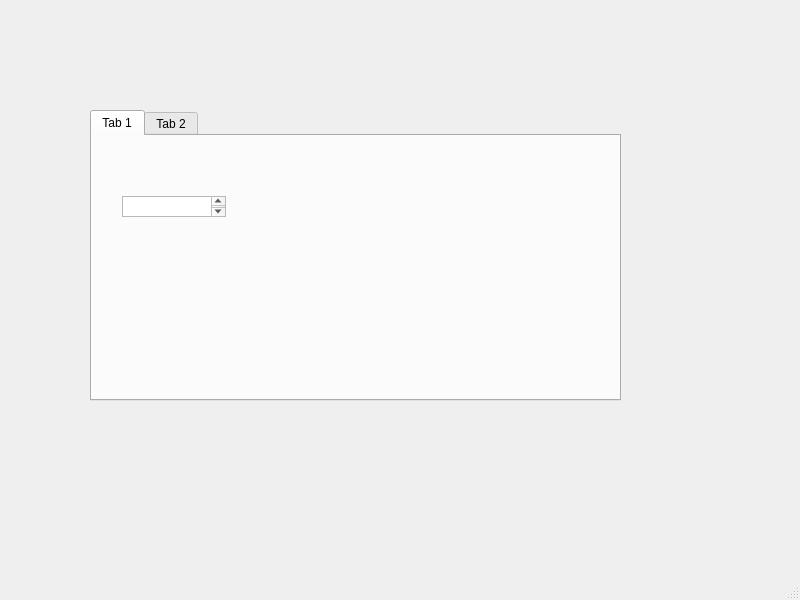
Above: cpp/8H82600/mainwindow.ui from huayunfly/goiot before the change. Below: the same form after it.
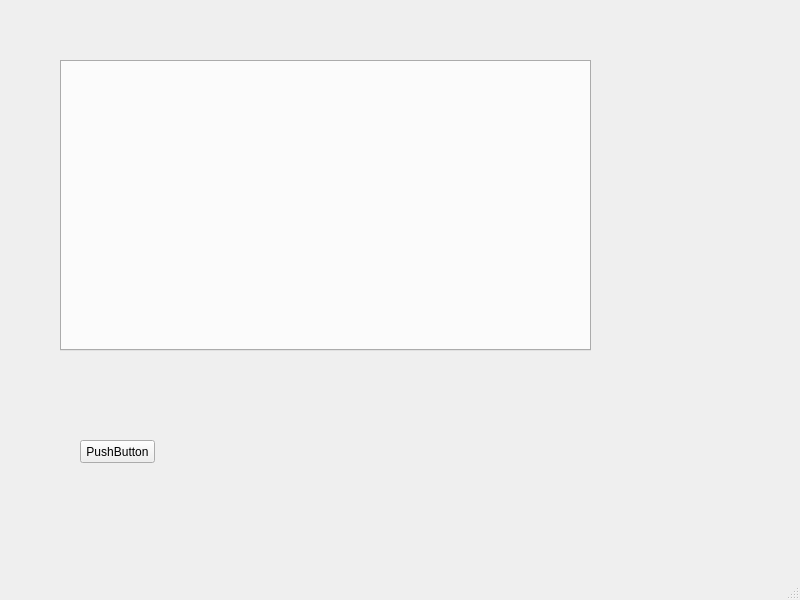
That is the form after the change.

Commit message: Add form_gasfeed to tab control.

Patch:
```diff
--- a/cpp/8H82600/mainwindow.ui
+++ b/cpp/8H82600/mainwindow.ui
@@ -17,8 +17,8 @@
    <widget class="QWidget" name="widget_control" native="true">
     <property name="geometry">
      <rect>
-      <x>90</x>
-      <y>110</y>
+      <x>60</x>
+      <y>60</y>
       <width>551</width>
       <height>301</height>
      </rect>
@@ -35,34 +35,21 @@
      <property name="currentIndex">
       <number>0</number>
      </property>
-     <widget class="QWidget" name="tab">
-      <attribute name="title">
-       <string>Tab 1</string>
-      </attribute>
-      <widget class="QPlainTextEdit" name="plainTextEdit">
-       <property name="enabled">
-        <bool>true</bool>
-       </property>
-       <property name="geometry">
-        <rect>
-         <x>30</x>
-         <y>60</y>
-         <width>104</width>
-         <height>21</height>
-        </rect>
-       </property>
-       <property name="readOnly">
-        <bool>false</bool>
-       </property>
-      </widget>
-     </widget>
-     <widget class="QWidget" name="tab_2">
-      <attribute name="title">
-       <string>Tab 2</string>
-      </attribute>
-     </widget>
     </widget>
    </widget>
+   <widget class="QPushButton" name="pushButton">
+    <property name="geometry">
+     <rect>
+      <x>80</x>
+      <y>440</y>
+      <width>75</width>
+      <height>23</height>
+     </rect>
+    </property>
+    <property name="text">
+     <string>PushButton</string>
+    </property>
+   </widget>
   </widget>
   <widget class="QMenuBar" name="menubar">
    <property name="geometry">
```
Left out of the diff: 4 changed lines with no effect on the pictures. The commit also changes 3 other files.
